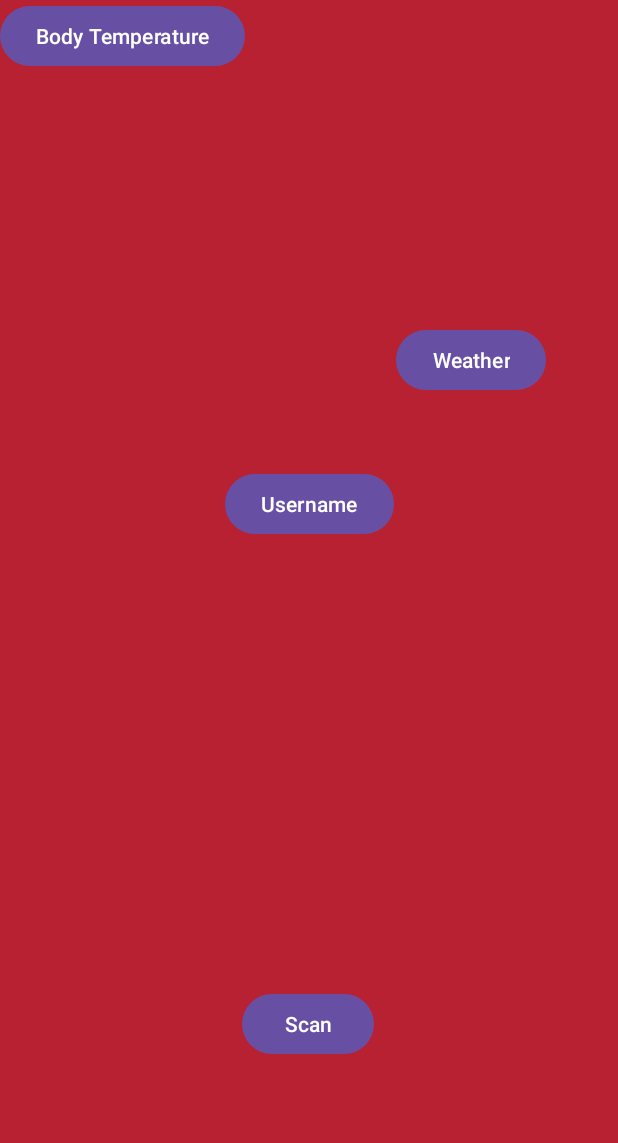
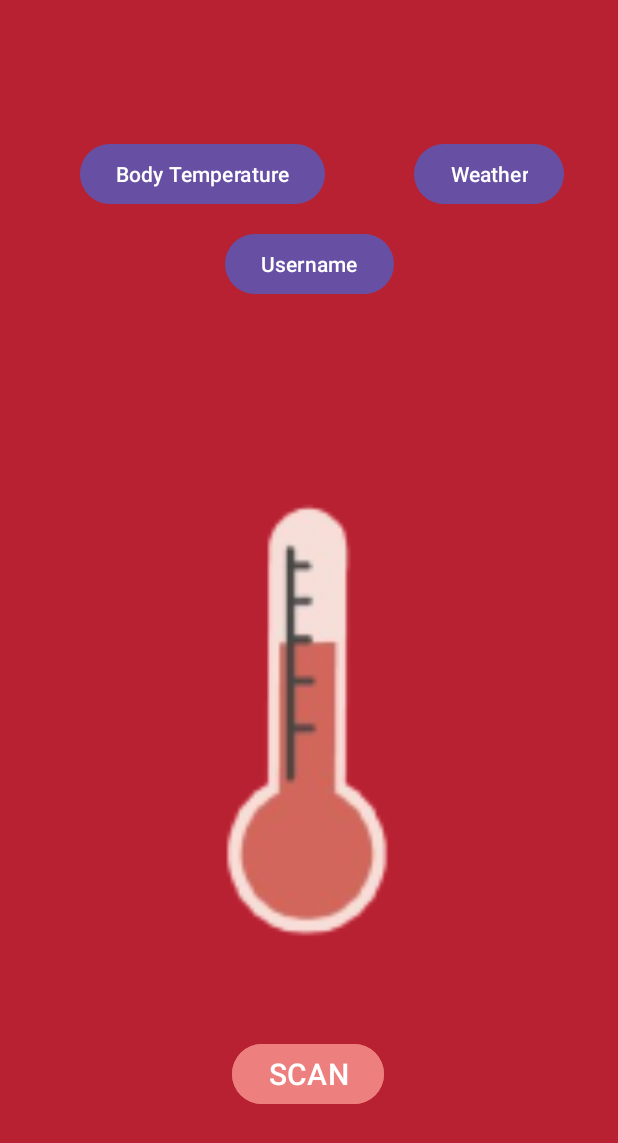
Before and after one commit to jgam2025/coen390_FeverApp, an Android app: the TemperatureMeasurementPage screen opened directly, with no data from a screen before it, on a phone screen of 412 x 824 dp. Shown: the top 1143 px of the screen. Run offline under Robolectric (Android 15) with nearby library versions, the phone set to English and light mode, and no system bars.

Commit message:
temp logo

```diff
--- a/app/src/main/java/com/example/coen390_feverapp/RegisterActivity.java
+++ b/app/src/main/java/com/example/coen390_feverapp/RegisterActivity.java
@@ -8,11 +8,7 @@ import android.widget.EditText;
 import android.widget.ImageView;
 import android.widget.Toast;
 
-import androidx.activity.EdgeToEdge;
 import androidx.appcompat.app.AppCompatActivity;
-import androidx.core.graphics.Insets;
-import androidx.core.view.ViewCompat;
-import androidx.core.view.WindowInsetsCompat;
 
 public class RegisterActivity extends AppCompatActivity {
     EditText etUser,etPwd,etRepwd;
@@ -31,7 +27,7 @@ public class RegisterActivity extends AppCompatActivity {
         etRepwd=findViewById(R.id.editTextText3);
         btnRegister=findViewById(R.id.button1);
         dbHelper= new DBHelper(this);
-        imageViewArrow=findViewById(R.id.imageViewArrow);
+        imageViewArrow=findViewById(R.id.imageViewArrowScanPage);
 
 
         imageViewArrow.setOnClickListener(new View.OnClickListener() {
--- a/app/src/main/java/com/example/coen390_feverapp/TemperatureMeasurementPage.java
+++ b/app/src/main/java/com/example/coen390_feverapp/TemperatureMeasurementPage.java
@@ -1,6 +1,9 @@
 package com.example.coen390_feverapp;
 
+import android.content.Intent;
 import android.os.Bundle;
+import android.view.View;
+import android.widget.Button;
 
 import androidx.activity.EdgeToEdge;
 import androidx.appcompat.app.AppCompatActivity;
@@ -9,6 +12,8 @@ import androidx.core.view.ViewCompat;
 import androidx.core.view.WindowInsetsCompat;
 
 public class TemperatureMeasurementPage extends AppCompatActivity {
+
+    Button ScanButton;
 
     @Override
     protected void onCreate(Bundle savedInstanceState) {
@@ -20,5 +25,22 @@ public class TemperatureMeasurementPage extends AppCompatActivity {
             v.setPadding(systemBars.left, systemBars.top, systemBars.right, systemBars.bottom);
             return insets;
         });
+        setupUI();
+    }
+
+    void setupUI(){
+
+        ScanButton = findViewById(R.id.ScanButton);
+        ScanButton.setOnClickListener(new View.OnClickListener() {
+            @Override
+            public void onClick(View v) {
+                goToScanMeasurementPage();
+            }
+        });
+    }
+
+    private void goToScanMeasurementPage(){
+        Intent intent = new Intent(this, ScanMeasurementActivity.class);
+        startActivity(intent);
     }
 }
--- a/app/src/main/res/layout/activity_register.xml
+++ b/app/src/main/res/layout/activity_register.xml
@@ -88,7 +88,7 @@
         app:layout_constraintTop_toBottomOf="@+id/editTextText3" />
 
     <ImageView
-        android:id="@+id/imageViewArrow"
+        android:id="@+id/imageViewArrowScanPage"
         android:layout_width="40dp"
         android:layout_height="40dp"
         android:layout_marginStart="23dp"
--- a/app/src/main/res/layout/activity_temperature_measurement_page.xml
+++ b/app/src/main/res/layout/activity_temperature_measurement_page.xml
@@ -12,40 +12,59 @@
         android:id="@+id/BodyTempButton"
         android:layout_width="wrap_content"
         android:layout_height="wrap_content"
+        android:layout_marginTop="92dp"
+        android:layout_marginEnd="40dp"
         android:text="Body Temperature"
-        tools:layout_editor_absoluteX="37dp"
-        tools:layout_editor_absoluteY="123dp" />
+        app:layout_constraintEnd_toStartOf="@+id/WeatherButton"
+        app:layout_constraintHorizontal_bias="0.735"
+        app:layout_constraintStart_toStartOf="parent"
+        app:layout_constraintTop_toTopOf="parent" />
 
     <Button
         android:id="@+id/WeatherButton"
         android:layout_width="wrap_content"
         android:layout_height="wrap_content"
-        android:layout_marginBottom="560dp"
+        android:layout_marginTop="92dp"
+        android:layout_marginEnd="36dp"
         android:text="Weather"
-        app:layout_constraintBottom_toBottomOf="parent"
         app:layout_constraintEnd_toEndOf="parent"
-        app:layout_constraintHorizontal_bias="0.847"
-        app:layout_constraintStart_toStartOf="parent" />
+        app:layout_constraintTop_toTopOf="parent" />
 
     <Button
         android:id="@+id/ScanButton"
         android:layout_width="wrap_content"
         android:layout_height="wrap_content"
-        android:text="Scan"
+        android:layout_marginBottom="84dp"
+        android:backgroundTint="@color/BUTTON_COLOR"
+        android:text="SCAN"
+        android:textSize="20sp"
         app:layout_constraintBottom_toBottomOf="parent"
         app:layout_constraintEnd_toEndOf="parent"
         app:layout_constraintHorizontal_bias="0.498"
-        app:layout_constraintStart_toStartOf="parent"
-        app:layout_constraintTop_toTopOf="parent"
-        app:layout_constraintVertical_bias="0.849" />
+        app:layout_constraintStart_toStartOf="parent" />
 
     <Button
         android:id="@+id/UserButton"
         android:layout_width="wrap_content"
         android:layout_height="wrap_content"
-        android:layout_marginBottom="464dp"
+        android:layout_marginTop="12dp"
+        android:layout_marginBottom="11dp"
         android:text="Username"
-        app:layout_constraintBottom_toBottomOf="parent"
+        app:layout_constraintBottom_toTopOf="@+id/imageView2"
         app:layout_constraintEnd_toEndOf="parent"
-        app:layout_constraintStart_toStartOf="parent" />
+        app:layout_constraintStart_toStartOf="parent"
+        app:layout_constraintTop_toBottomOf="@+id/BodyTempButton"
+        app:layout_constraintVertical_bias="0.0" />
+
+    <ImageView
+        android:id="@+id/imageView2"
+        android:layout_width="400dp"
+        android:layout_height="400dp"
+        android:layout_marginStart="151dp"
+        android:layout_marginEnd="152dp"
+        android:layout_marginBottom="12dp"
+        app:layout_constraintBottom_toTopOf="@+id/ScanButton"
+        app:layout_constraintEnd_toEndOf="parent"
+        app:layout_constraintStart_toStartOf="parent"
+        app:srcCompat="@mipmap/temperaturelogo_foreground" />
 </androidx.constraintlayout.widget.ConstraintLayout>
--- /dev/null
+++ b/app/src/main/res/mipmap-anydpi-v26/temperaturelogo.xml
@@ -0,0 +1,5 @@
+<?xml version="1.0" encoding="utf-8"?>
+<adaptive-icon xmlns:android="http://schemas.android.com/apk/res/android">
+    <background android:drawable="@drawable/temperaturelogo_background"/>
+    <foreground android:drawable="@mipmap/temperaturelogo_foreground"/>
+</adaptive-icon>
```
Also changed, not shown: app/src/main/java/com/example/coen390_feverapp/LoginActivity.java (+0 -15 lines), app/src/main/java/com/example/coen390_feverapp/ScanMeasurementActivity.java (+14 -0 lines), app/src/main/res/drawable/temperaturelogo_background.xml (added, +74 -0 lines), app/src/main/res/layout/activity_login.xml (+0 -14 lines), app/src/main/res/layout/activity_scan_measurement.xml (+16 -1 lines), app/src/main/res/mipmap-hdpi/temperaturelogo.webp (added), app/src/main/res/mipmap-hdpi/temperaturelogo_foreground.webp (added), app/src/main/res/mipmap-mdpi/temperaturelogo.webp (added), app/src/main/res/mipmap-mdpi/temperaturelogo_foreground.webp (added), app/src/main/res/mipmap-xhdpi/temperaturelogo.webp (added), app/src/main/res/mipmap-xhdpi/temperaturelogo_foreground.webp (added), app/src/main/res/mipmap-xxhdpi/temperaturelogo.webp (added), app/src/main/res/mipmap-xxhdpi/temperaturelogo_foreground.webp (added), app/src/main/res/mipmap-xxxhdpi/temperaturelogo.webp (added), 1 more files.
